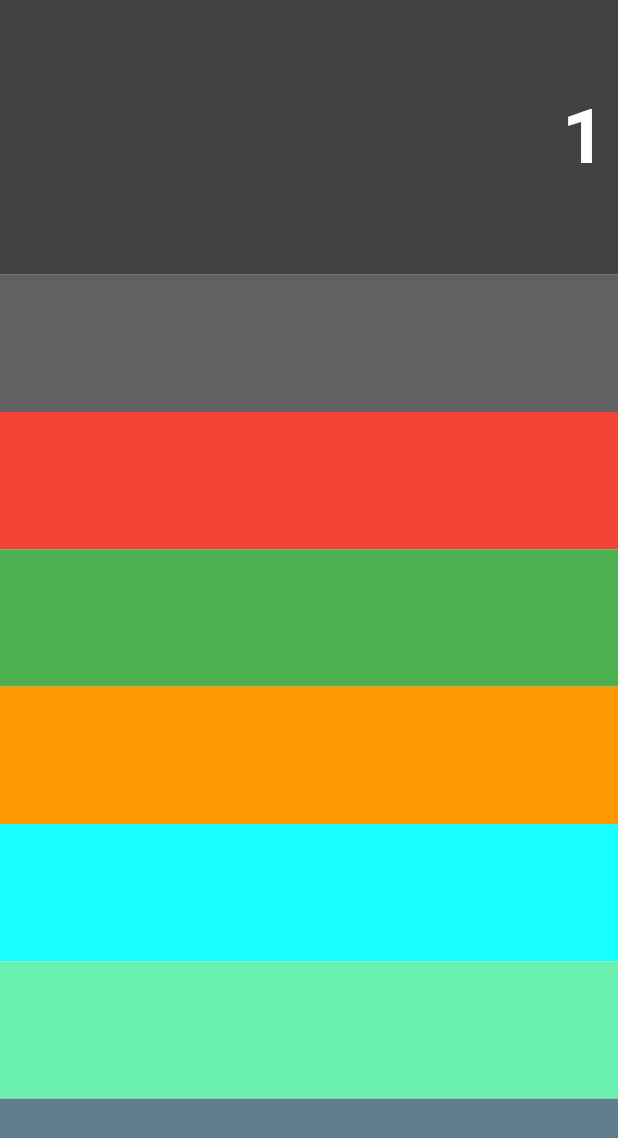
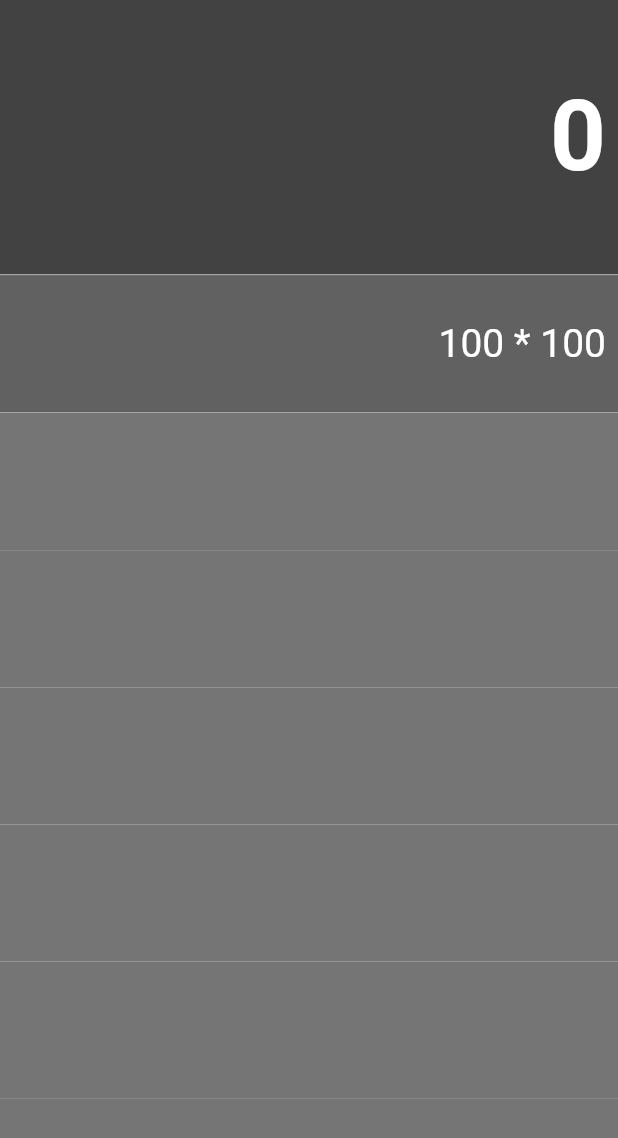
Before and after one commit to Andy045/flutter_calculator, a Flutter app: the screen it shows after launch, on a phone screen of 412 x 824 dp. Shown: the top 1138 px of the screen. Run offline on Flutter 3.47's test engine with Material 2 defaults, Android fonts, the phone set to English and light mode, and no system bars.

Commit message:
Handy Commit

```diff
--- a/lib/view.dart
+++ b/lib/view.dart
@@ -1,4 +1,5 @@
 import 'package:flutter/material.dart';
+
 import 'MyColor.dart';
 
 ///
@@ -29,13 +30,17 @@ class viewState extends State<view> {
             constraints: BoxConstraints.expand(width: double.infinity),
             color: MyColors.hdb_grey800,
             child: Text(
-              "1",
+              "0",
               key: Key("result"),
               maxLines: 1,
-              style: TextStyle(color: MyColors.hdb_white, decoration: TextDecoration.none, fontSize: 51, fontWeight: FontWeight.bold),
+              style: TextStyle(color: MyColors.hdb_white, decoration: TextDecoration.none, fontSize: 65, fontWeight: FontWeight.bold),
             ),
           ),
           flex: 2,
+        ),
+        new Divider(
+          height: 0.5,
+          color: MyColors.hdb_grey500,
         ),
         new Expanded(
           child: Container(
@@ -44,7 +49,7 @@ class viewState extends State<view> {
             constraints: BoxConstraints.expand(width: double.infinity),
             alignment: Alignment.centerRight,
             child: Text(
-              "",
+              "100 * 100",
               key: Key("input"),
               maxLines: 1,
               overflow: TextOverflow.clip,
@@ -52,40 +57,44 @@ class viewState extends State<view> {
             ),
           ),
         ),
+        new Divider(
+          height: 0.5,
+          color: MyColors.hdb_grey500,
+        ),
         new Expanded(
           child: new Container(
             padding: new EdgeInsets.all(8),
-            color: Colors.red,
+            color: MyColors.hdb_grey600,
           ),
         ),
         new Expanded(
           child: new Container(
             padding: new EdgeInsets.all(8),
-            color: Colors.green,
+            color: MyColors.hdb_grey600,
           ),
         ),
         new Expanded(
           child: new Container(
             padding: new EdgeInsets.all(8),
-            color: Colors.orange,
+            color: MyColors.hdb_grey600,
           ),
         ),
         new Expanded(
           child: new Container(
             padding: new EdgeInsets.all(8),
-            color: Colors.cyanAccent,
+            color: MyColors.hdb_grey600,
           ),
         ),
         new Expanded(
           child: new Container(
             padding: new EdgeInsets.all(8),
-            color: Colors.greenAccent,
+            color: MyColors.hdb_grey600,
           ),
         ),
         new Expanded(
           child: new Container(
             padding: new EdgeInsets.all(8),
-            color: Colors.blueGrey,
+            color: MyColors.hdb_grey600,
           ),
         ),
       ],
```
